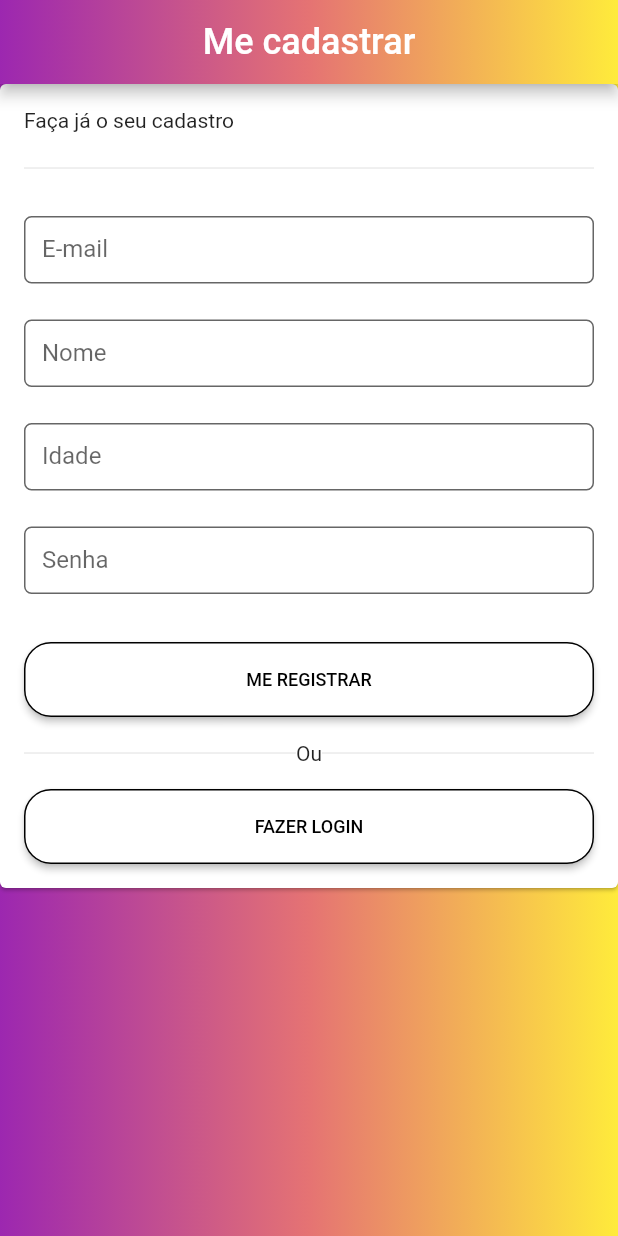
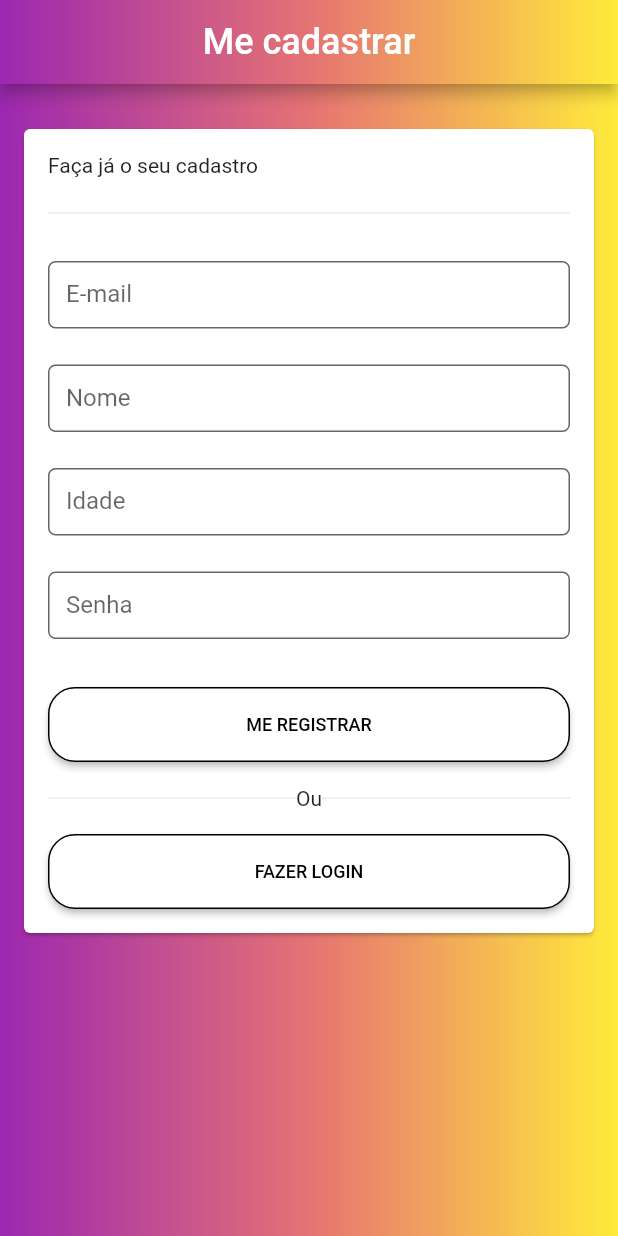
Before and after one commit to laizorrane/MindFellings-app, a Flutter app: the screen it shows after launch, after a tap on "ME CADASTRAR", on a phone screen of 412 x 824 dp. Run offline on Flutter 3.47's test engine with Material 2 defaults, Android fonts, the phone set to English and light mode, and no system bars; our stand-ins replace after_layout, dio, flutter_mobx, font_awesome_flutter, get_it, mobx and 3 more; accounts and stored records are empty; generated files the repository leaves out were written again.

Commit message:
Correção de bugs e adição de funções na aplicação

```diff
--- a/lib/screens/TelaCadastro.dart
+++ b/lib/screens/TelaCadastro.dart
@@ -47,7 +47,10 @@ padding: EdgeInsets.all(0),
                   Colors.red[300],
                   Colors.yellow,
                 ],
-              )),        child: Column(
+              )),
+              child: Padding(
+                  padding: const EdgeInsets.only(top: 30, left: 16, right: 16),
+                child: Column(
           children: [
             Card(
                 margin: EdgeInsets.zero,
@@ -125,6 +128,7 @@ padding: EdgeInsets.all(0),
           ],
         ),
               ),
+      ),
     ));
   }
 }
--- a/lib/screens/TelaEditarUsuario.dart
+++ b/lib/screens/TelaEditarUsuario.dart
@@ -44,6 +44,8 @@ class _TelaEditarUsuarioState extends State<TelaEditarUsuario> {
                   Colors.yellow,
                 ],
               )),
+        child: Padding(
+                  padding: const EdgeInsets.only(top: 96, left: 16, right: 16),
           child: Column(
             children: [
               Card(
@@ -97,6 +99,7 @@ class _TelaEditarUsuarioState extends State<TelaEditarUsuario> {
             ],
           ),
         ),
+      ),
     ));
   }
 }
--- a/lib/screens/TelaLogin.dart
+++ b/lib/screens/TelaLogin.dart
@@ -47,6 +47,9 @@ class _TelaLoginState extends State<TelaLogin> {
                   Colors.yellow,
                 ],
               )),
+          child: Padding(
+
+                  padding: const EdgeInsets.only(top: 64, left: 16, right: 16),
             child: Column(children: [
               Card(
                 margin: EdgeInsets.zero,
@@ -103,6 +106,7 @@ class _TelaLoginState extends State<TelaLogin> {
                 ),
               ),
             ]),
+          ),
         )));
   }
 }
```
Lines whose indentation alone changed are shown as unchanged.
